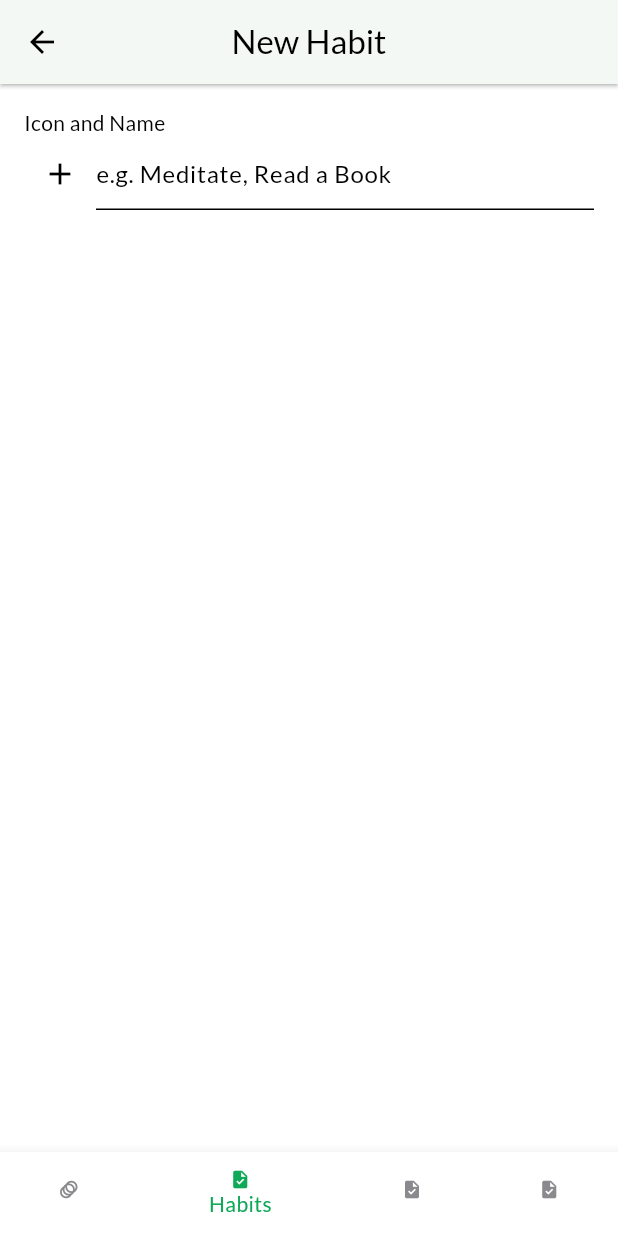
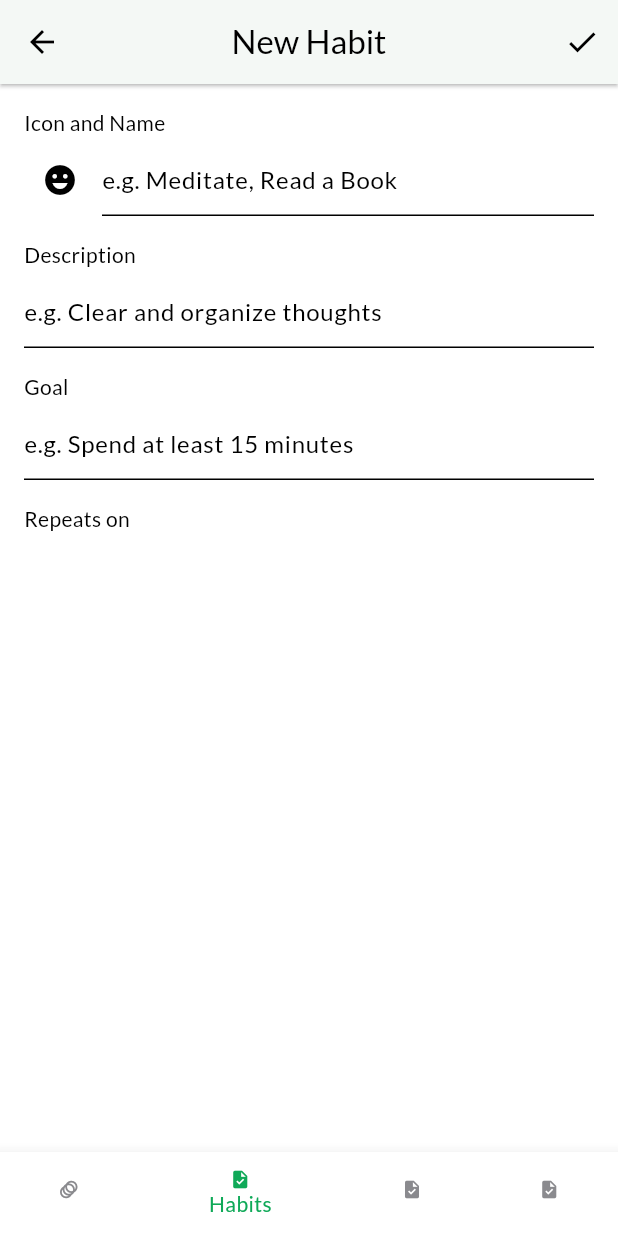
Before and after one commit to makodaa/happy-habit-at, a Flutter app: the CreateHabitScreen screen opened by its route, on a phone screen of 412 x 824 dp. Run offline on Flutter 3.47's test engine with Material 3 defaults, Android fonts, the phone set to English and light mode, and no system bars; our stand-ins replace go_router, google_fonts, sqflite, sqflite_common_ffi; missing offline and left inert: window_manager; accounts and stored records are empty; project files that could hold a hidden picture were left out.

Commit message:
Added UI of Create Habit TextFields

```diff
--- a/lib/screens/create_habit_screen.dart
+++ b/lib/screens/create_habit_screen.dart
@@ -10,6 +10,8 @@ class CreateHabitScreen extends StatefulWidget {
 
 class _CreateHabitScreenState extends State<CreateHabitScreen> {
   late final TextEditingController habitNameController;
+  late final TextEditingController habitDescriptionController;
+  late final TextEditingController habitGoalController;
 
   void _createNewHabit() {}
 
@@ -18,6 +20,8 @@ class _CreateHabitScreenState extends State<CreateHabitScreen> {
     super.initState();
 
     habitNameController = TextEditingController();
+    habitDescriptionController = TextEditingController();
+    habitGoalController = TextEditingController();
   }
 
   @override
@@ -44,6 +48,12 @@ class _CreateHabitScreenState extends State<CreateHabitScreen> {
             },
             icon: const Icon(Icons.arrow_back),
           ),
+          actions: <Widget>[
+            IconButton(
+              onPressed: () {},
+              icon: const Icon(Icons.check),
+            ),
+          ],
         ),
 
         //BODY
@@ -54,26 +64,79 @@ class _CreateHabitScreenState extends State<CreateHabitScreen> {
               crossAxisAlignment: CrossAxisAlignment.stretch,
               mainAxisSize: MainAxisSize.min,
               children: <Widget>[
-                const Text("Icon and Name", textAlign: TextAlign.left),
+                const Text(
+                  "Icon and Name",
+                  textAlign: TextAlign.left,
+                ),
+                SizedBox(height: 4.0,),
                 Row(
                   mainAxisSize: MainAxisSize.min,
                   children: <Widget>[
-                    IconButton(
-                      icon: const Icon(Icons.add),
-                      onPressed: () {
-                        print("Hi");
-                      },
+                    Padding(
+                      padding: const EdgeInsets.only(right: 4.0),
+                      child: IconButton(
+                        icon: const Icon(Icons.emoji_emotions),
+                        onPressed: () {
+                          print("Hi");
+                        },
+                      ),
                     ),
                     // TODO(water-mizuu):
                     Expanded(
                       child: TextField(
                         controller: habitNameController,
                         cursorColor: Colors.white,
-                        decoration: const InputDecoration(hintText: "e.g. Meditate, Read a Book"),
+                        decoration: const InputDecoration(
+                            hintText: "e.g. Meditate, Read a Book"),
                       ),
                     ),
                   ],
                 ),
+                SizedBox(height: 16.0,),
+                const Text(
+                  "Description",
+                  textAlign: TextAlign.left,
+                ),
+                SizedBox(height: 4.0,),
+                Row(
+                  mainAxisSize: MainAxisSize.min,
+                  children: <Widget>[
+                    Expanded(
+                      child: TextField(
+                        controller: habitDescriptionController,
+                        cursorColor: Colors.white,
+                        decoration: const InputDecoration(
+                            hintText: "e.g. Clear and organize thoughts"),
+                      ),
+                    ),
+                  ],
+                ),
+                SizedBox(height: 16.0,),
+                const Text(
+                  "Goal",
+                  textAlign: TextAlign.left,
+                ),
+                SizedBox(height: 4.0,),
+                Row(
+                  mainAxisSize: MainAxisSize.min,
+                  children: <Widget>[
+                    Expanded(
+                      child: TextField(
+                        controller: habitGoalController,
+                        cursorColor: Colors.white,
+                        decoration: const InputDecoration(
+                            hintText: "e.g. Spend at least 15 minutes"),
+                      ),
+                    ),
+                  ],
+                ),
+                SizedBox(height: 16.0,),
+                const Text(
+                  "Repeats on",
+                  textAlign: TextAlign.left,
+                ),
+                SizedBox(height: 4.0,),
+                // ToggleButtons(children: children, isSelected: isSelected)
               ],
             ),
           ),
--- a/lib/screens/shop_screen.dart
+++ b/lib/screens/shop_screen.dart
@@ -55,8 +55,7 @@ class _ShopScreenState extends State<ShopScreen> with SingleTickerProviderStateM
                   scrollDirection: Axis.horizontal,
                   child: Row(
                     mainAxisSize: MainAxisSize.min,
-                    spacing: 8.0,
-                    children: [
+                    children: <Widget>[
                       Chip(
                         avatar: CircleAvatar(
                           backgroundColor: Colors.grey.shade800,
```
Also changed, not shown: pubspec.lock.
